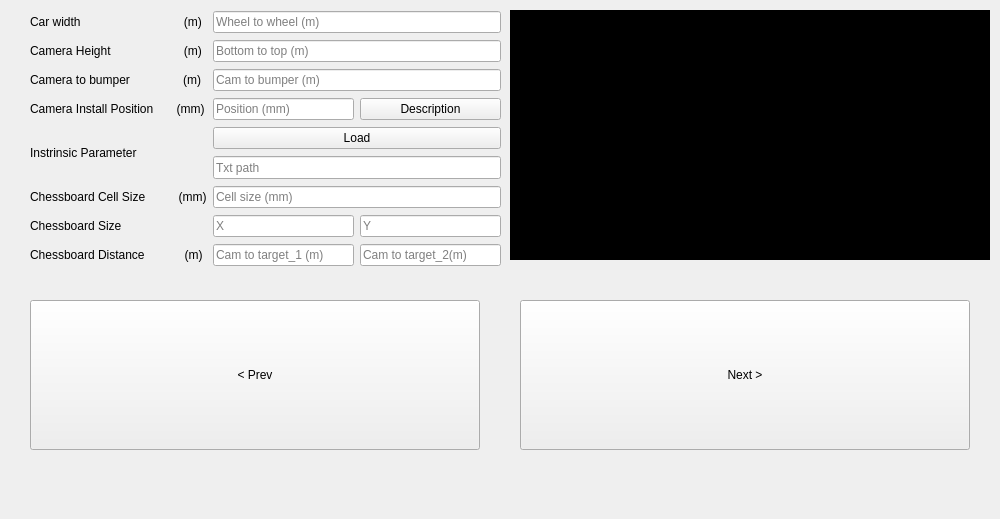
Above: parameterinput.ui from owo458/TempProject before the change. Below: the same form after it.
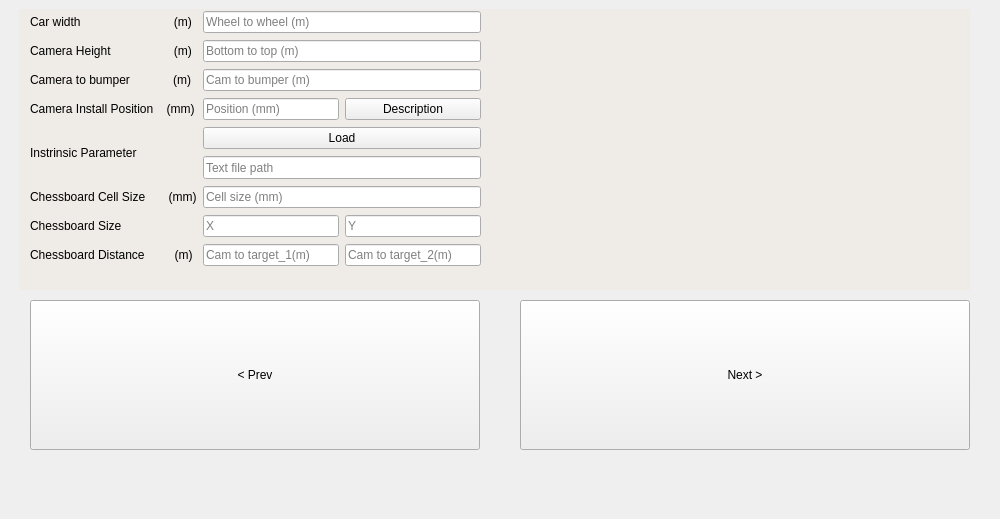
That is the form after the change.

```diff
--- a/parameterinput.ui
+++ b/parameterinput.ui
@@ -42,14 +42,14 @@
   <widget class="QLabel" name="PointImg">
    <property name="geometry">
     <rect>
-     <x>510</x>
-     <y>10</y>
-     <width>480</width>
-     <height>250</height>
+     <x>520</x>
+     <y>9</y>
+     <width>450</width>
+     <height>258</height>
     </rect>
    </property>
    <property name="styleSheet">
-    <string notr="true">background-color: rgb(0, 0, 0);</string>
+    <string notr="true">background-color: rgb(239, 235, 231);</string>
    </property>
    <property name="text">
     <string/>
@@ -60,7 +60,7 @@
     <rect>
      <x>30</x>
      <y>10</y>
-     <width>471</width>
+     <width>451</width>
      <height>257</height>
     </rect>
    </property>
@@ -101,7 +101,7 @@
        <string/>
       </property>
       <property name="placeholderText">
-       <string notr="true">Cam to target_1 (m)</string>
+       <string notr="true">Cam to target_1(m)</string>
       </property>
      </widget>
     </item>
@@ -145,14 +145,14 @@
     <item row="1" column="0">
      <widget class="QLabel" name="label_2">
       <property name="text">
-       <string>Camera Height                      (m)</string>
+       <string>Camera Height                   (m)</string>
       </property>
      </widget>
     </item>
     <item row="6" column="0">
      <widget class="QLabel" name="label_4">
       <property name="text">
-       <string>Chessboard Cell Size          (mm)</string>
+       <string>Chessboard Cell Size       (mm)</string>
       </property>
      </widget>
     </item>
@@ -169,7 +169,7 @@
     <item row="8" column="0">
      <widget class="QLabel" name="label_8">
       <property name="text">
-       <string>Chessboard Distance            (m)</string>
+       <string>Chessboard Distance         (m)</string>
       </property>
      </widget>
     </item>
@@ -186,7 +186,7 @@
     <item row="2" column="0">
      <widget class="QLabel" name="label_3">
       <property name="text">
-       <string>Camera to bumper                (m)</string>
+       <string>Camera to bumper             (m)</string>
       </property>
      </widget>
     </item>
@@ -203,14 +203,14 @@
     <item row="3" column="0">
      <widget class="QLabel" name="label_6">
       <property name="text">
-       <string>Camera Install Position       (mm)</string>
+       <string>Camera Install Position    (mm)</string>
       </property>
      </widget>
     </item>
     <item row="0" column="0">
      <widget class="QLabel" name="label_9">
       <property name="text">
-       <string>Car width                               (m)</string>
+       <string>Car width                            (m)</string>
       </property>
      </widget>
     </item>
@@ -229,7 +229,7 @@
        <string/>
       </property>
       <property name="placeholderText">
-       <string notr="true">Txt path</string>
+       <string notr="true">Text file path</string>
       </property>
      </widget>
     </item>
@@ -249,6 +249,27 @@
     </item>
    </layout>
   </widget>
+  <widget class="QLabel" name="Background">
+   <property name="geometry">
+    <rect>
+     <x>19</x>
+     <y>9</y>
+     <width>951</width>
+     <height>281</height>
+    </rect>
+   </property>
+   <property name="styleSheet">
+    <string notr="true">background-color: rgb(239, 235, 231);</string>
+   </property>
+   <property name="text">
+    <string/>
+   </property>
+  </widget>
+  <zorder>Background</zorder>
+  <zorder>pushButton_Prev</zorder>
+  <zorder>pushButton_Next</zorder>
+  <zorder>PointImg</zorder>
+  <zorder>layoutWidget</zorder>
  </widget>
  <tabstops>
   <tabstop>lineEdit_CarWidth</tabstop>
```
Left out of the diff: 16 changed lines with no effect on the pictures.
